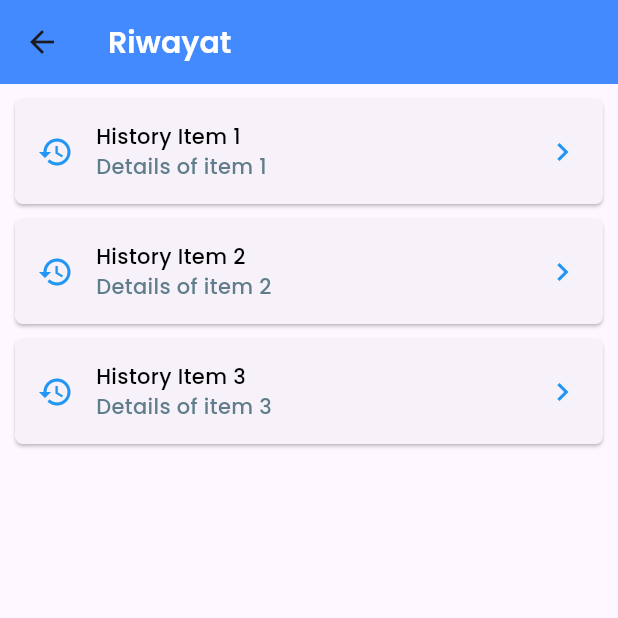
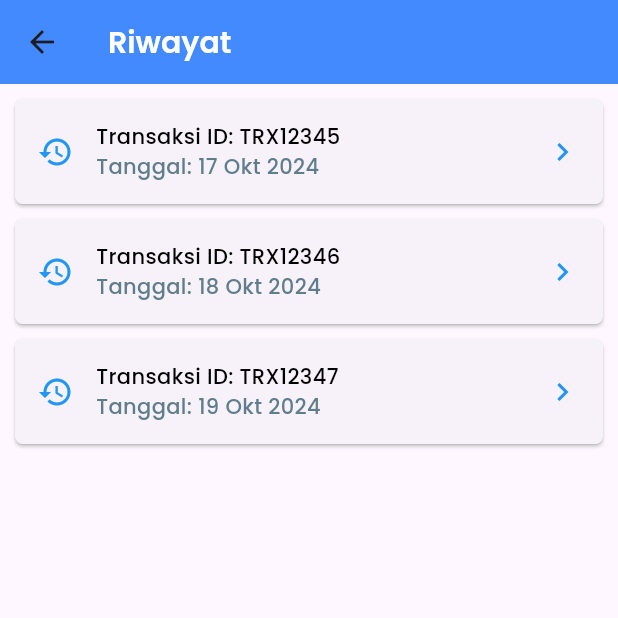
Before and after one commit to training-solonet/my-solonet, a Flutter app: the HistoryScreen screen opened directly, on a phone screen of 412 x 824 dp, the top half of it. Run offline on Flutter 3.47's test engine with Material 3 defaults, Android fonts, the phone set to English and light mode, and no system bars; our stand-ins replace dropdown_button2, flutter_map, geocoding, geolocator, google_sign_in, latlong2 and 2 more; missing offline and left inert: jwt_decode; accounts and stored records are empty.

Commit message:
transaction

```diff
--- a/lib/history/history_screen.dart
+++ b/lib/history/history_screen.dart
@@ -1,4 +1,5 @@
 import 'package:flutter/material.dart';
+import 'package:mysolonet/detail/history/detail_history_screen.dart';
 
 class HistoryScreen extends StatefulWidget {
   const HistoryScreen({Key? key}) : super(key: key);
@@ -8,6 +9,35 @@ class HistoryScreen extends StatefulWidget {
 }
 
 class _HistoryScreenState extends State<HistoryScreen> {
+  // Data dummy untuk contoh transaksi
+  final List<Map<String, dynamic>> transactions = [
+    {
+      'transactionId': 'TRX12345',
+      'date': '17 Okt 2024',
+      'totalAmount': '150,000',
+      'items': [
+        {'name': 'Produk A', 'price': '50,000'},
+        {'name': 'Produk B', 'price': '100,000'},
+      ],
+    },
+    {
+      'transactionId': 'TRX12346',
+      'date': '18 Okt 2024',
+      'totalAmount': '200,000',
+      'items': [
+        {'name': 'Produk C', 'price': '200,000'},
+      ],
+    },
+    {
+      'transactionId': 'TRX12347',
+      'date': '19 Okt 2024',
+      'totalAmount': '75,000',
+      'items': [
+        {'name': 'Produk D', 'price': '75,000'},
+      ],
+    },
+  ];
+
   @override
   Widget build(BuildContext context) {
     return Scaffold(
@@ -23,26 +53,41 @@ class _HistoryScreenState extends State<HistoryScreen> {
         ),
         backgroundColor: Colors.blueAccent,
       ),
-      body: ListView(
+      body: ListView.builder(
         padding: const EdgeInsets.all(10),
-        children: [
-          // You can now call _buildItem to create items for the list
-          _buildItem(Icons.history, 'History Item 1', 'Details of item 1'),
-          _buildItem(Icons.history, 'History Item 2', 'Details of item 2'),
-          _buildItem(Icons.history, 'History Item 3', 'Details of item 3'),
-        ],
+        itemCount: transactions.length,
+        itemBuilder: (context, index) {
+          final transaction = transactions[index];
+          return _buildItem(
+            Icons.history,
+            'Transaksi ID: ${transaction['transactionId']}',
+            'Tanggal: ${transaction['date']}',
+            transaction, // Mengirim data transaksi ke _buildItem
+          );
+        },
       ),
     );
   }
 
-  Widget _buildItem(IconData? icon, String title, String? subtitle) {
+  Widget _buildItem(IconData? icon, String title, String? subtitle, Map<String, dynamic> transaction) {
     return Card(
       shape: RoundedRectangleBorder(borderRadius: BorderRadius.circular(5)),
       elevation: 1,
       margin: const EdgeInsets.only(bottom: 10),
       child: InkWell(
         onTap: () {
-          // Handle item tap here
+          // Navigasi ke DetailHistoryScreen dan mengirim parameter yang diperlukan
+          Navigator.push(
+            context,
+            MaterialPageRoute(
+              builder: (context) => DetailHistoryScreen(
+                transactionId: transaction['transactionId'],
+                date: transaction['date'],
+                totalAmount: transaction['totalAmount'],
+                items: transaction['items'],
+              ),
+            ),
+          );
         },
         child: Padding(
           padding: const EdgeInsets.all(15),
```
Also changed, not shown: lib/detail/history/detail_history_screen.dart (added, +140 -0 lines).
